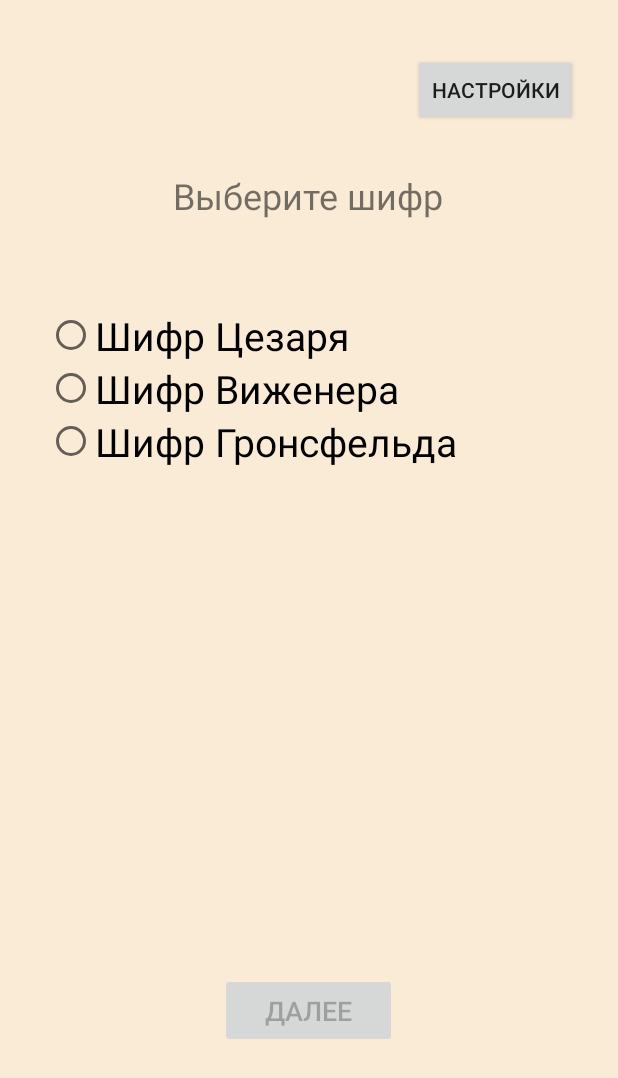
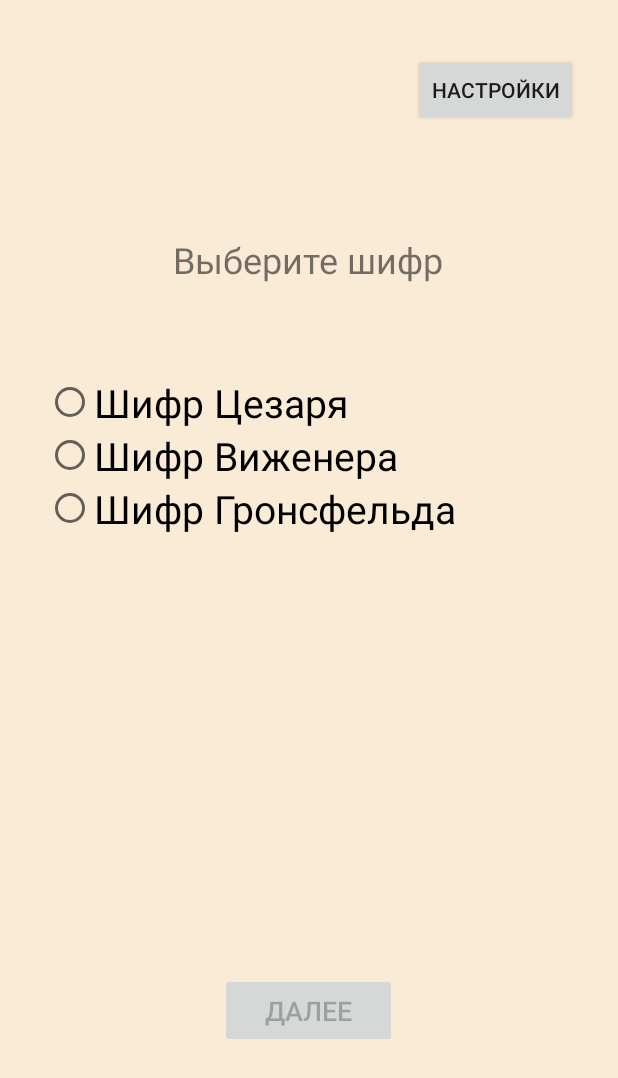
Before and after one commit to TheIzvorg/Encode, an Android app: the MenuActivity screen opened directly, with no data from a screen before it, on a phone screen of 412 x 824 dp. Shown: the top 1078 px of the screen. Run offline under Robolectric (Android 15) with nearby library versions, the light colour scheme and no system bars.

Commit message:
Немного передвинул компоненты в activity_menu.xml

```diff
--- a/app/src/main/res/layout/activity_menu.xml
+++ b/app/src/main/res/layout/activity_menu.xml
@@ -32,16 +32,17 @@
         app:layout_constraintHorizontal_bias="0.497"
         app:layout_constraintStart_toStartOf="parent"
         app:layout_constraintTop_toTopOf="parent"
-        app:layout_constraintVertical_bias="0.144" />
+        app:layout_constraintVertical_bias="0.198" />
 
     <ScrollView
-        android:layout_width="349dp"
-        android:layout_height="379dp"
+        android:layout_width="350dp"
+        android:layout_height="320dp"
         app:layout_constraintBottom_toBottomOf="parent"
         app:layout_constraintEnd_toEndOf="parent"
+        app:layout_constraintHorizontal_bias="0.491"
         app:layout_constraintStart_toStartOf="parent"
         app:layout_constraintTop_toTopOf="parent"
-        app:layout_constraintVertical_bias="0.463">
+        app:layout_constraintVertical_bias="0.498">
 
         <RadioGroup
             android:id="@+id/radioGroup"
--- a/app/src/main/res/values/strings.xml
+++ b/app/src/main/res/values/strings.xml
@@ -4,9 +4,11 @@
     <string name="btn_LogIn">Войти</string>
     <string name="TextBlock_LogIn">Логин</string>
     <string name="TextBlock_Password">Пароль</string>
-    <string name="LoadingText">Загрузка...</string>
+    <string name="LoadingText">Загрузка…</string>
     <string name="MenuBtn_SelectRadioBtn">Далее</string>
     <string name="MenuBtn_OpenSettings">Настройки</string>
     <string name="MenuTextBox_Heading">Выберите шифр</string>
+    <string name="CipherBtnName1">Зашифровать</string>
+    <string name="CipherBtnName2">Расшифровать</string>
 
 </resources>
```
